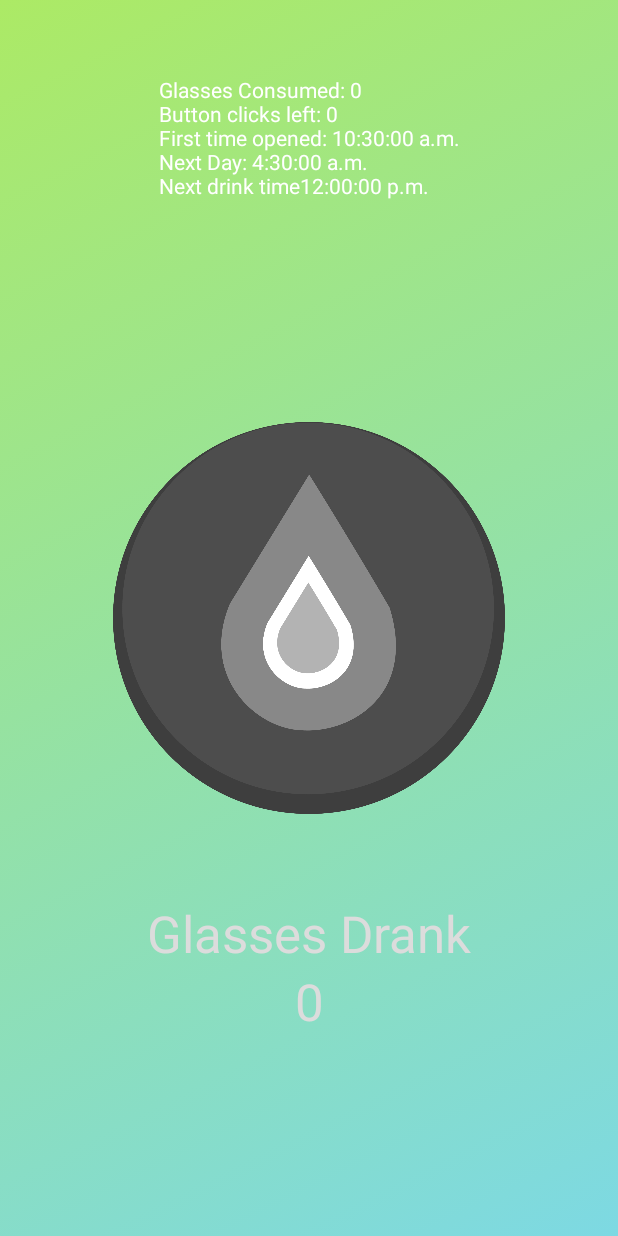
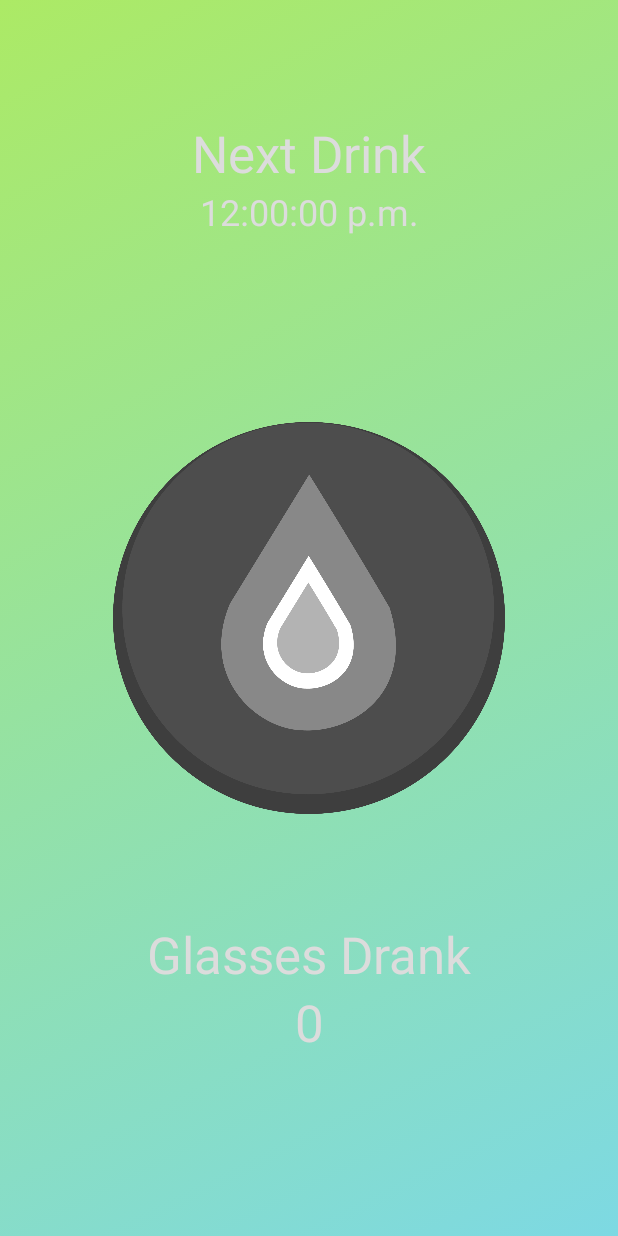
Before and after one commit to ZaidArshad/WatRe, an Android app: the screen it shows after launch (MainActivity), on a phone screen of 412 x 824 dp. Run offline under Robolectric (Android 15) with nearby library versions, the light colour scheme and no system bars.

Commit message:
Finishing touches to the app

```diff
--- a/app/src/main/AndroidManifest.xml
+++ b/app/src/main/AndroidManifest.xml
@@ -12,7 +12,9 @@
         android:fullBackupContent="@xml/backup_descriptor">
         <activity
             android:name=".MainActivity"
-            android:label="@string/app_name">
+            android:label="@string/app_name"
+            android:configChanges="orientation"
+            android:screenOrientation="portrait">
 
             <intent-filter>
                 <action android:name="android.intent.action.MAIN" />
--- a/app/src/main/java/zaid/d/waterreminder20/DailyAlertReceiver.java
+++ b/app/src/main/java/zaid/d/waterreminder20/DailyAlertReceiver.java
@@ -5,10 +5,14 @@
 import android.content.Context;
 import android.content.Intent;
 import android.os.Build;
+import android.view.LayoutInflater;
+import android.view.View;
+import android.widget.Button;
+
 import androidx.annotation.RequiresApi;
 import androidx.core.app.NotificationCompat;
 
-public class DailyAlertReceiver extends BroadcastReceiver {
+public class DailyAlertReceiver extends BroadcastReceiver{
     @RequiresApi(api = Build.VERSION_CODES.KITKAT)
     @Override
     public void onReceive(Context context, Intent intent) {
@@ -24,5 +28,9 @@
         DataManager dataManager = new DataManager(context);
         dataManager.saveButtonClicks(dataManager.getButtonClicks()+1);
 
+        // Cancels any alarms that overlap to the next day
+        TimeManager timeManager = new TimeManager(context);
+        timeManager.cancelHourlyAlarm();
+
     }
 }
--- a/app/src/main/java/zaid/d/waterreminder20/DrinkButton.java
+++ b/app/src/main/java/zaid/d/waterreminder20/DrinkButton.java
@@ -8,6 +8,9 @@
 import android.view.View;
 import android.widget.Button;
 import android.widget.TextView;
+
+import java.text.SimpleDateFormat;
+import java.util.Locale;
 
 import androidx.annotation.RequiresApi;
 import androidx.appcompat.app.AppCompatActivity;
@@ -21,14 +24,16 @@
     private TextView glassesText;
     private Background background;
     private Context context;
+    private TextView nextDrinkText;
 
 
     // CONSTRUCTOR //
-    DrinkButton(Context c, Button layoutButton, TextView glassesT, Background bg) {
+    DrinkButton(Context c, Button layoutButton, TextView glassesT, TextView nextDrinkT, Background bg) {
         context = c; // Context of the main activity
         dataManager = new DataManager(c); // Gives the class access to app's shared preferences
         button = layoutButton; // Get access to the button from the layout
         glassesText = glassesT; // Gets access the the text from the layout
+        nextDrinkText = nextDrinkT;
         background = bg; // Gets access to the background for the layout
     }
 
@@ -49,9 +54,12 @@
                     // Decreases the amounts of times the use can click the button
                     dataManager.saveButtonClicks(dataManager.getButtonClicks()-1);
 
-                    //Schedule
+                    // Schedule
                     TimeManager timeManager = new TimeManager(context);
                     timeManager.scheduleNextDrink();
+
+                    // Update the next drink time text
+                    nextDrinkText.setText(MainActivity.simpleDateFormat.format(dataManager.getNextDrinkTime()));
 
                     // Sets the text on the screen to the amount of glasses the user has drank
                     String glassesDrank = String.valueOf(dataManager.getPreviousGlassesConsumed());
--- a/app/src/main/java/zaid/d/waterreminder20/MainActivity.java
+++ b/app/src/main/java/zaid/d/waterreminder20/MainActivity.java
@@ -19,15 +19,22 @@
     final static public int MILLIS_PER_HOUR = 3600000; // One hour in milliseconds
     final static public int MILLIS_PER_HOUR_AND_HALF = 5400000; // One hour and 30 minutes in milliseconds
 
+    public static SimpleDateFormat simpleDateFormat = new SimpleDateFormat("h:mm:ss a", Locale.CANADA);
+
     // Times used for testing the app is a short amount of time
     //final static public int MILLIS_PER_HOUR = 3000; // 3 seconds
     //final static public int MILLIS_PER_HOUR_AND_HALF = 5000; // 5 seconds
 
     private static int previousGlassesConsumed;
+
+    /* DEBUG
     private static int buttonClicks;
     private static long firstTimeOpened;
     private static long nextDayTime;
     private static long nextDrinkTime;
+
+     */
+
 
     private TimeManager timeManager = new TimeManager(this);
     private DataManager dataManager = new DataManager(this);
@@ -52,11 +59,11 @@
         // Checks if the button is clicked
         drinkButton.buttonClicked();
 
-        // DEBUG
         TextView debug = findViewById(R.id.test);
+        debug.setText("");
 
-        SimpleDateFormat simpleDateFormat = new SimpleDateFormat("h:mm:ss a", Locale.CANADA);
-
+        /* DEBUG
+        TextView debug = findViewById(R.id.test);
         String glassesConsumed = "Glasses Consumed: " + previousGlassesConsumed + "\n";
         String buttonClicksLeft = "Button clicks left: " + buttonClicks + "\n";
         String firstTime = "First time opened: " + simpleDateFormat.format(firstTimeOpened) + "\n";
@@ -64,6 +71,7 @@
         String nextTime = "Next drink time" + simpleDateFormat.format(nextDrinkTime) + "\n";
         String debugString = glassesConsumed + buttonClicksLeft + firstTime + nextDay + nextTime;
         debug.setText(debugString);
+         */
     }
 
 
@@ -82,10 +90,12 @@
         // Setting the layout objects
         TextView glassesText = findViewById(R.id.glassesText);
         glassesText.setText(String.valueOf(previousGlassesConsumed));
+        TextView nextDrinkText = findViewById(R.id.nextDrinkTimeText);
+        nextDrinkText.setText(simpleDateFormat.format(dataManager.getNextDrinkTime()));
 
         // Builds the main button
         Button addButton = findViewById(R.id.addButton);
-        drinkButton = new DrinkButton(this, addButton, glassesText, background);
+        drinkButton = new DrinkButton(this, addButton, glassesText, nextDrinkText, background);
 
         // Setting up the background to match the amount of water the user has consumed
         background.setProgressBar();
@@ -97,10 +107,13 @@
     @RequiresApi(api = Build.VERSION_CODES.KITKAT)
     private void loadData() {
         previousGlassesConsumed = dataManager.getPreviousGlassesConsumed();
+
+        /* DEBUG
         buttonClicks = dataManager.getButtonClicks();
         firstTimeOpened = dataManager.getFirstOpenedTime();
         nextDayTime = dataManager.getNextDayTime();
         nextDrinkTime = dataManager.getNextDrinkTime();
+         */
     }
 
 
--- a/app/src/main/java/zaid/d/waterreminder20/TimeManager.java
+++ b/app/src/main/java/zaid/d/waterreminder20/TimeManager.java
@@ -43,7 +43,6 @@
             dataManager.saveButtonClicks(1);
             dataManager.savePreviousGlassesConsumed(0);
             startDailyAlarm(dataManager.getNextDayTime());
-            startHourlyAlarm(dataManager.getNextDrinkTime());
         }
     }
 
--- a/app/src/main/res/layout-v21/activity_main.xml
+++ b/app/src/main/res/layout-v21/activity_main.xml
@@ -50,8 +50,8 @@
         app:layout_constraintBottom_toBottomOf="parent"
         app:layout_constraintLeft_toLeftOf="parent"
         app:layout_constraintRight_toRightOf="parent"
-        app:layout_constraintTop_toTopOf="parent"
-        app:layout_constraintVertical_bias="0.77" />
+        app:layout_constraintTop_toBottomOf="@id/addButton"
+        app:layout_constraintVertical_bias="0.3" />
 
     <TextView
         android:id="@+id/glassesText"
@@ -71,11 +71,42 @@
         android:id="@+id/test"
         android:layout_width="wrap_content"
         android:layout_height="wrap_content"
-        android:layout_marginTop="50dp"
         android:text="@string/test"
         android:textColor="@android:color/background_light"
+        app:layout_constraintBottom_toBottomOf="parent"
         app:layout_constraintEnd_toEndOf="parent"
+        app:layout_constraintHorizontal_bias="0.22"
         app:layout_constraintStart_toStartOf="parent"
-        app:layout_constraintTop_toTopOf="parent" />
+        app:layout_constraintTop_toTopOf="parent"
+        app:layout_constraintVertical_bias="0.26" />
+
+    <TextView
+        android:id="@+id/nextDrinkText"
+        android:layout_width="wrap_content"
+        android:layout_height="wrap_content"
+        android:text="@string/next_drink"
+        android:textColor="#DCDCDC"
+        android:textSize="34sp"
+        app:layout_constraintBottom_toTopOf="@id/nextDrinkTimeText"
+        app:layout_constraintEnd_toEndOf="parent"
+        app:layout_constraintLeft_toLeftOf="parent"
+        app:layout_constraintRight_toRightOf="parent"
+        app:layout_constraintStart_toStartOf="parent"
+        app:layout_constraintTop_toTopOf="parent"
+        app:layout_constraintVertical_bias="1.0" />
+
+    <TextView
+        android:id="@+id/nextDrinkTimeText"
+        android:layout_width="wrap_content"
+        android:layout_height="wrap_content"
+        android:text="@string/time"
+        android:textColor="#DCDCDC"
+        android:textSize="24sp"
+        android:typeface="normal"
+        app:layout_constraintBottom_toTopOf="@id/addButton"
+        app:layout_constraintLeft_toLeftOf="parent"
+        app:layout_constraintRight_toRightOf="parent"
+        app:layout_constraintTop_toTopOf="parent"
+        app:layout_constraintVertical_bias="0.5" />
 
 </androidx.constraintlayout.widget.ConstraintLayout>
--- a/app/src/main/res/values/colors.xml
+++ b/app/src/main/res/values/colors.xml
@@ -1,7 +1,7 @@
 <?xml version="1.0" encoding="utf-8"?>
 <resources>
-    <color name="colorPrimary">#6200EE</color>
-    <color name="colorPrimaryDark">#3700B3</color>
+    <color name="colorPrimary">#0020EE</color>
+    <color name="colorPrimaryDark">#002DB3</color>
     <color name="colorAccent">#03DAC5</color>
     <color name="colorRed">#D32F2F</color>
 </resources>
--- a/app/src/main/res/values/strings.xml
+++ b/app/src/main/res/values/strings.xml
@@ -3,4 +3,6 @@
     <string name="glasses_drank">Glasses Drank</string>
     <string name="glasses">glasses</string>
     <string name="test">Test</string>
+    <string name="next_drink">Next Drink</string>
+    <string name="time">time</string>
 </resources>
```
